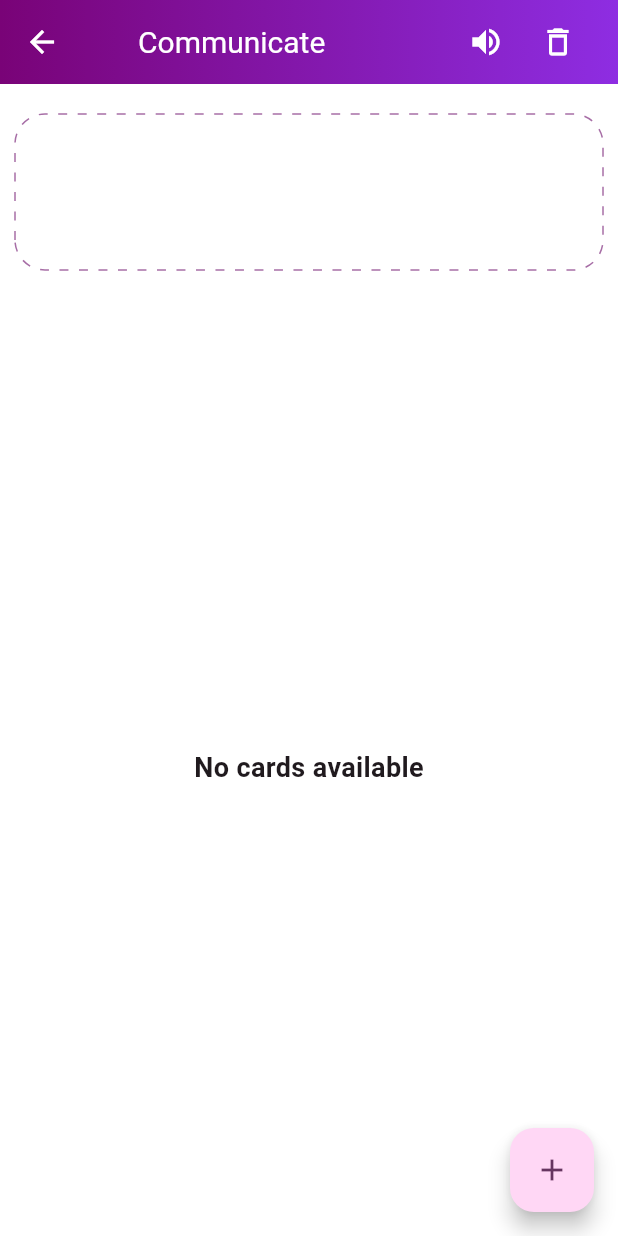
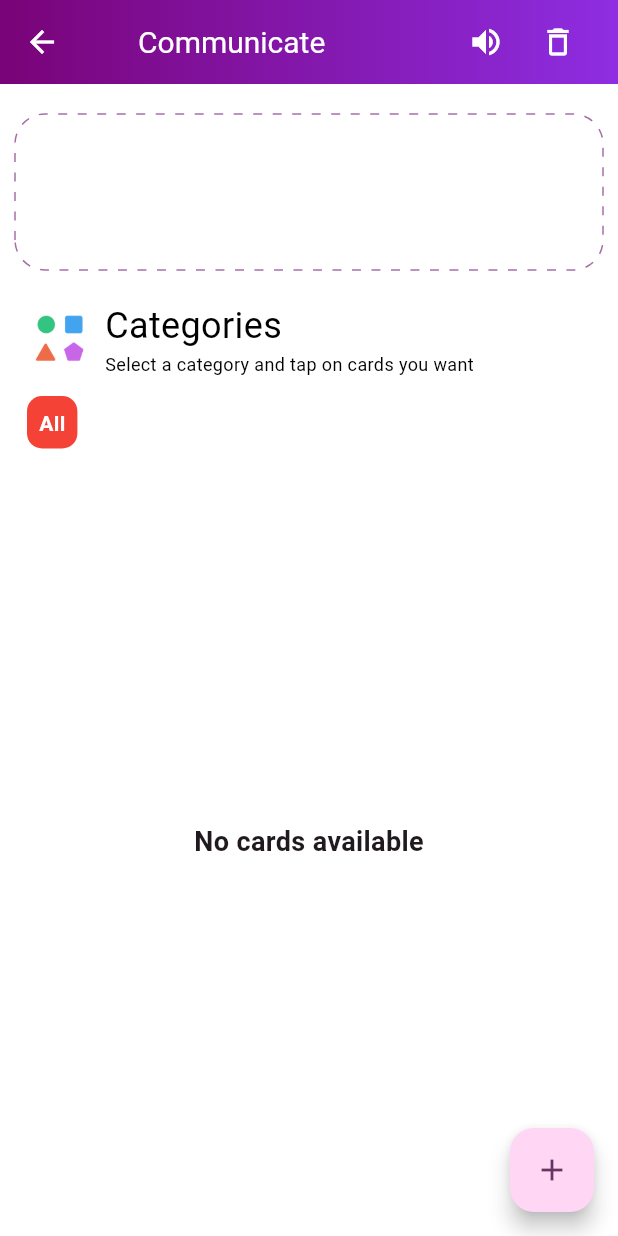
Before and after one commit to Justin-Bolivar/SpeakBright_Thesis_Project, a Flutter app: the screen it shows once a user with an empty profile is signed in, after a tap on "Communicate", on a phone screen of 412 x 824 dp. Run offline on Flutter 3.47's test engine with Material 3 defaults, Android fonts, the phone set to English and light mode, and no system bars; drawn by our look-alikes of dotted_border; our stand-ins replace cached_network_image, cloud_firestore, connectivity_plus, firebase_auth, firebase_core, firebase_storage and 7 more; accounts and stored records are empty.

Commit message:
restored categories

```diff
--- a/lib/Screens/home/communicate.dart
+++ b/lib/Screens/home/communicate.dart
@@ -34,25 +34,17 @@ class _CommunicateState extends ConsumerState<Communicate> {
   @override
   void initState() {
     super.initState();
-    _fetchCategories();
+    _firestoreService.fetchCategories().then((value) {
+      setState(() {
+        categories.addAll(value);
+      });
+    });
   }
 
   void _clearSentence() {
     setState(() {
       sentence.clear();
     });
-  }
-
-  Future<void> _fetchCategories() async {
-    try {
-      List<String> fetchedCategories =
-          await _firestoreService.fetchCategories();
-      setState(() {
-        categories = fetchedCategories;
-      });
-    } catch (e) {
-      print(e);
-    }
   }
 
   void _addCardTitleToSentence(String title) {
@@ -163,6 +155,94 @@ class _CommunicateState extends ConsumerState<Communicate> {
                 ),
               ),
             ),
+            Row(
+              children: [
+                Padding(
+                  padding: const EdgeInsets.only(left: 20, bottom: 5),
+                  child: Row(
+                    children: [
+                      Image.asset(
+                        'assets/Diversity.png',
+                        height: 40,
+                        width: 40,
+                      ),
+                      const SizedBox(width: 10),
+                      const Column(
+                        crossAxisAlignment: CrossAxisAlignment.start,
+                        children: [
+                          Text(
+                            "Categories",
+                            textAlign: TextAlign.left,
+                            style: TextStyle(fontSize: 24, color: kblack),
+                          ),
+                          Text(
+                            "Select a category and tap on cards you want",
+                            textAlign: TextAlign.left,
+                            style: TextStyle(fontSize: 12, color: kblack),
+                          ),
+                        ],
+                      ),
+                    ],
+                  ),
+                ),
+                const Spacer()
+              ],
+            ),
+            const SizedBox(height: 8),
+            ConstrainedBox(
+              constraints: const BoxConstraints(
+                minHeight: 35,
+                maxHeight: 35,
+              ),
+              child: ListView.builder(
+                scrollDirection: Axis.horizontal,
+                itemCount: categories.length,
+                itemBuilder: (context, index) {
+                  final category = categories[index];
+                  int colorIndex = index % boxColors.length;
+                  Color itemColor = boxColors[colorIndex];
+
+                  bool isSelected = selectedCategory == index;
+
+                  return GestureDetector(
+                    onTap: () {
+                      setState(() {
+                        selectedCategory = index;
+                      });
+                    },
+                    child: SizedBox(
+                      height: 30,
+                      child: Container(
+                        margin: const EdgeInsets.only(left: 18),
+                        padding: const EdgeInsets.all(8.0),
+                        decoration: BoxDecoration(
+                          color: itemColor,
+                          borderRadius: BorderRadius.circular(10.0),
+                          boxShadow: isSelected
+                              ? <BoxShadow>[
+                                  BoxShadow(
+                                    color: itemColor,
+                                    spreadRadius: 1,
+                                    blurRadius: 2,
+                                    offset: const Offset(0, 1),
+                                  ),
+                                ]
+                              : [],
+                        ),
+                        child: Text(
+                          category,
+                          textAlign: TextAlign.center,
+                          style: const TextStyle(
+                              color: kwhite,
+                              fontSize: 14,
+                              fontWeight: FontWeight.bold),
+                        ),
+                      ),
+                    ),
+                  );
+                },
+              ),
+            ),
             Expanded(
               child: cardsAsyncValue.when(
                 data: (cards) => CardGrid(
```
